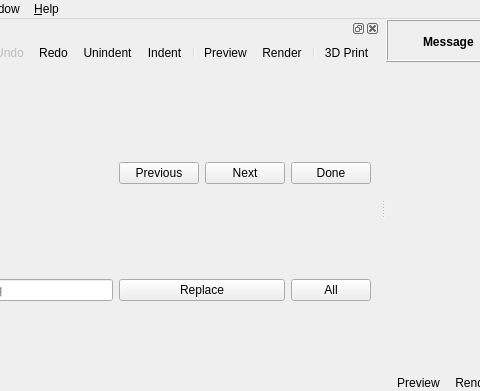
Above: src/gui/MainWindow.ui from openscad/openscad before the change; both pictures show x 195 to 675 and y 0 to 391 of the 1354 by 636 pixel window. Below: the same form after it.
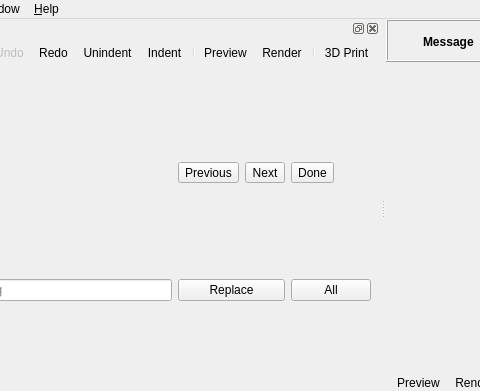
That is the form after the change. Icons and pictures are not drawn. Custom widgets are drawn as their Qt base class.

Commit message: Use toolbuttons in find panel to allow connection actions

The edit to the form file:
```diff
--- a/src/gui/MainWindow.ui
+++ b/src/gui/MainWindow.ui
@@ -484,27 +484,6 @@
           </property>
          </widget>
         </item>
-        <item row="0" column="2">
-         <widget class="QPushButton" name="findPrevButton">
-          <property name="text">
-           <string>Previous</string>
-          </property>
-         </widget>
-        </item>
-        <item row="0" column="3">
-         <widget class="QPushButton" name="findNextButton">
-          <property name="text">
-           <string>Next</string>
-          </property>
-         </widget>
-        </item>
-        <item row="0" column="4">
-         <widget class="QPushButton" name="cancelButton">
-          <property name="text">
-           <string>Done</string>
-          </property>
-         </widget>
-        </item>
         <item row="1" column="1">
          <widget class="QLineEdit" name="replaceInputField">
           <property name="placeholderText">
@@ -526,6 +505,27 @@
           </property>
          </widget>
         </item>
+        <item row="0" column="2">
+         <widget class="QToolButton" name="findPrevButton">
+          <property name="text">
+           <string>Previous</string>
+          </property>
+         </widget>
+        </item>
+        <item row="0" column="3">
+         <widget class="QToolButton" name="findNextButton">
+          <property name="text">
+           <string>Next</string>
+          </property>
+         </widget>
+        </item>
+        <item row="0" column="4">
+         <widget class="QToolButton" name="findDoneButton">
+          <property name="text">
+           <string>Done</string>
+          </property>
+         </widget>
+        </item>
        </layout>
       </widget>
      </item>
```
The commit also changes 1 other file.
